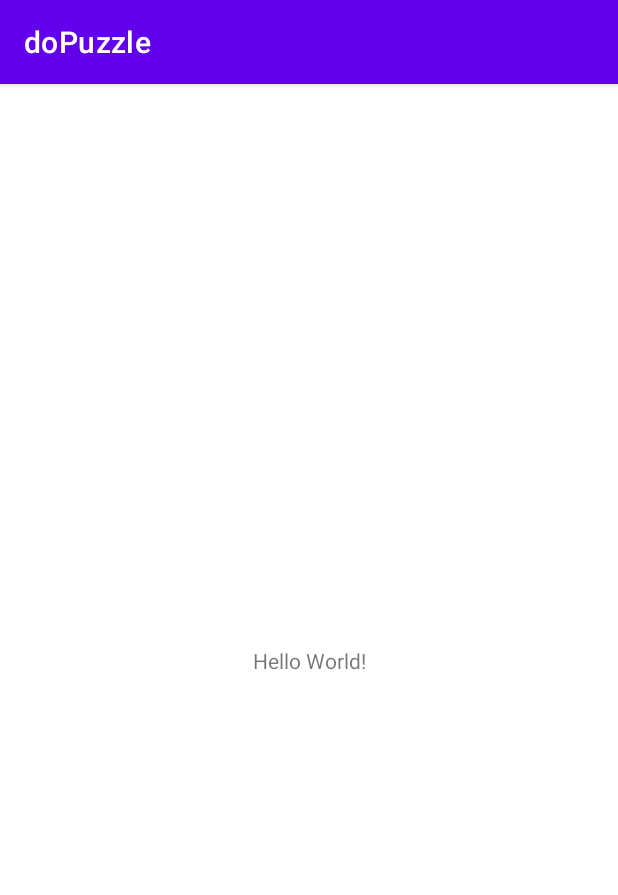
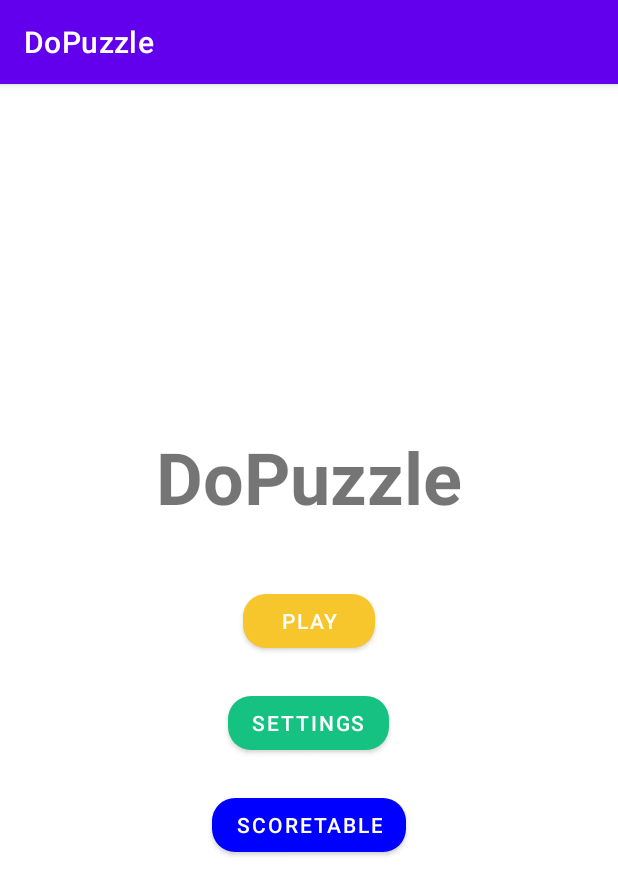
Before and after one commit to laurazp/doPuzzle, an Android app: the screen it shows after launch (MainActivity), on a phone screen of 412 x 824 dp. Shown: the top 895 px of the screen. Run offline under Robolectric (Android 15) with nearby library versions, the phone set to English and light mode, and no system bars; 2 statements that could not run were skipped.

Commit message:
MainActivity and strings.xml updated

```diff
--- a/app/build.gradle
+++ b/app/build.gradle
@@ -5,12 +5,12 @@ plugins {
 
 android {
     namespace 'com.luridevlabs.dopuzzle'
-    compileSdk 32
+    compileSdk 33
 
     defaultConfig {
         applicationId "com.luridevlabs.dopuzzle"
         minSdk 21
-        targetSdk 32
+        targetSdk 33
         versionCode 1
         versionName "1.0"
 
@@ -41,4 +41,5 @@ dependencies {
     testImplementation 'junit:junit:4.13.2'
     androidTestImplementation 'androidx.test.ext:junit:1.1.5'
     androidTestImplementation 'androidx.test.espresso:espresso-core:3.5.1'
+
 }
--- a/app/src/main/java/com/luridevlabs/dopuzzle/MainActivity.kt
+++ b/app/src/main/java/com/luridevlabs/dopuzzle/MainActivity.kt
@@ -1,11 +1,63 @@
 package com.luridevlabs.dopuzzle
 
+import android.content.Intent
+import android.database.sqlite.SQLiteDatabase
+import android.graphics.Color
+import android.os.Bundle
+import android.view.View
+import android.widget.Button
+import android.widget.TextView
 import androidx.appcompat.app.AppCompatActivity
-import android.os.Bundle
+
 
 class MainActivity : AppCompatActivity() {
+
+    var filePath = "https://www.soundhelix.com/examples/mp3/SoundHelix-Song-13.mp3"
+    var MediaPlayer = false
+    var musicPlaying = false
+    private lateinit var serviceIntent: Intent
+    private lateinit var playButton: Button
+    private lateinit var settingsButton: Button
+    private lateinit var scoreButton: Button
+
     override fun onCreate(savedInstanceState: Bundle?) {
         super.onCreate(savedInstanceState)
         setContentView(R.layout.activity_main)
+
+        configMusic()
+        configButtons()
+    }
+
+    private fun configMusic() {
+        serviceIntent = Intent(this, MusicService::class.java)
+        serviceIntent.putExtra("FilePath", filePath)
+    }
+
+    private fun configButtons() {
+        //PlayButton
+        playButton = findViewById(R.id.playBtn)
+        playButton.setBackgroundColor(Color.parseColor("#F7C52C"))
+        playButton.setOnClickListener { v ->
+            val playIntent = Intent(v.context, PlayActivity::class.java)
+            v.context.startActivity(playIntent)
+        }
+
+        //SettingsButton
+        settingsButton = findViewById(R.id.settingsBtn)
+        settingsButton.setBackgroundColor(Color.parseColor("#16C282"))
+        settingsButton.setOnClickListener { v ->
+            val settingsIntent = Intent(v.context, SettingsActivity::class.java)
+            v.context.startActivity(settingsIntent)
+        }
+
+        //ScoreButton
+        scoreButton = findViewById(R.id.scoreBtn)
+        scoreButton.setBackgroundColor(Color.parseColor("#0000FF"))
+        scoreButton.setOnClickListener { v ->
+            // TODO: Configure SQLite
+
+            val scoreIntent = Intent(v.context, ScoreActivity::class.java)
+            v.context.startActivity(scoreIntent)
+        }
     }
 }
--- a/app/src/main/res/layout/activity_main.xml
+++ b/app/src/main/res/layout/activity_main.xml
@@ -1,18 +1,43 @@
 <?xml version="1.0" encoding="utf-8"?>
-<androidx.constraintlayout.widget.ConstraintLayout xmlns:android="http://schemas.android.com/apk/res/android"
-    xmlns:app="http://schemas.android.com/apk/res-auto"
+<LinearLayout xmlns:app="http://schemas.android.com/apk/res-auto"
     xmlns:tools="http://schemas.android.com/tools"
+    xmlns:android="http://schemas.android.com/apk/res/android"
     android:layout_width="match_parent"
     android:layout_height="match_parent"
+    android:gravity="center"
+    android:orientation="vertical"
     tools:context=".MainActivity">
 
     <TextView
         android:layout_width="wrap_content"
         android:layout_height="wrap_content"
-        android:text="Hello World!"
-        app:layout_constraintBottom_toBottomOf="parent"
-        app:layout_constraintEnd_toEndOf="parent"
-        app:layout_constraintStart_toStartOf="parent"
-        app:layout_constraintTop_toTopOf="parent" />
+        android:layout_marginBottom="40dp"
+        android:text="@string/doPuzzle"
+        android:textSize="48sp"
+        android:textStyle="bold" />
 
-</androidx.constraintlayout.widget.ConstraintLayout>
+    <Button
+        android:id="@+id/playBtn"
+        android:layout_width="wrap_content"
+        android:layout_height="wrap_content"
+        android:text="@string/play"
+        app:cornerRadius="15dp"
+        android:layout_marginBottom="20dp"/>
+
+    <Button
+        android:id="@+id/settingsBtn"
+        android:layout_width="wrap_content"
+        android:layout_height="wrap_content"
+        android:text="@string/settings"
+        app:cornerRadius="15dp"
+        android:layout_marginBottom="20dp"/>
+
+    <Button
+        android:id="@+id/scoreBtn"
+        android:layout_width="wrap_content"
+        android:layout_height="wrap_content"
+        android:text="@string/scoretable"
+        app:cornerRadius="15dp"
+        android:layout_marginBottom="20dp"/>
+
+</LinearLayout>
```
Also changed, not shown: app/src/main/res/values/strings.xml (+32 -1 lines).
